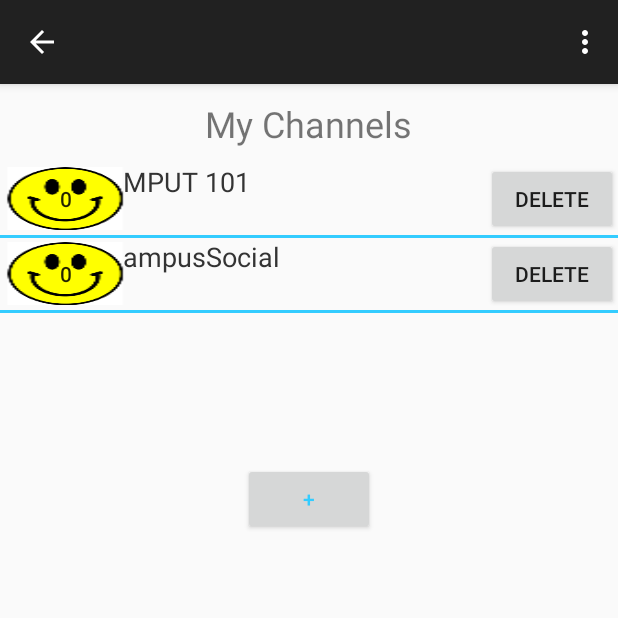
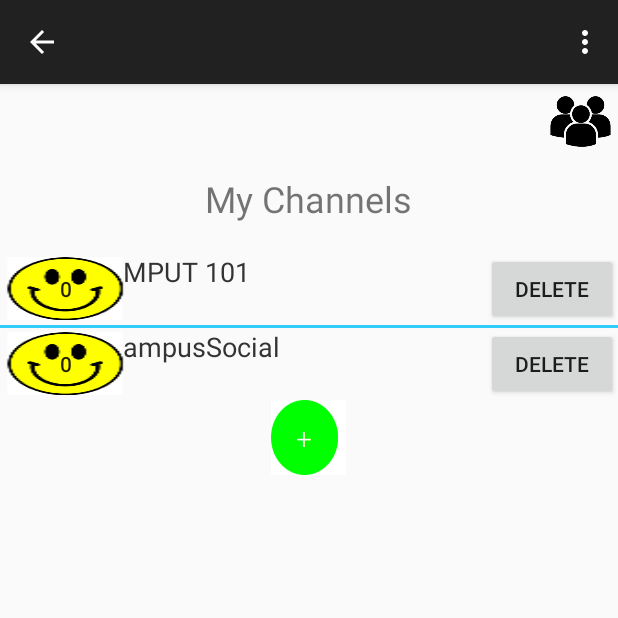
Before and after one commit to cfudge/ClassDiscuss, an Android app: the MyChannelScreen screen opened directly, with no data from a screen before it, on a phone screen of 412 x 824 dp, the top half of it. Run offline under Robolectric (Android 15) with nearby library versions, the phone set to English and light mode, and no system bars.

Commit message:
Added icons

```diff
--- a/ClassDiscuss/app/src/main/java/com/example/cmput401/classdiscuss/MyChannelScreen.java
+++ b/ClassDiscuss/app/src/main/java/com/example/cmput401/classdiscuss/MyChannelScreen.java
@@ -34,7 +34,6 @@ public class MyChannelScreen extends ActionBarActivity {
     protected void onStart(){
         super.onStart();
 
-        //addChannels();
 
     }
 
--- a/ClassDiscuss/app/src/main/res/layout/activity_channel_screen.xml
+++ b/ClassDiscuss/app/src/main/res/layout/activity_channel_screen.xml
@@ -5,18 +5,27 @@
     android:orientation="vertical"
     tools:context="com.example.cmput401.classdiscuss.MyChannelScreen">
 
+
+    <ImageView
+        android:layout_width="50dp"
+        android:layout_height="50dp"
+        android:background="@drawable/ic_multiple25"
+        android:layout_alignParentRight="true"
+        android:layout_gravity="right"
+        />
+
     <TextView android:text="@string/my_channels"
         android:layout_width="wrap_content"
         android:layout_height="wrap_content"
         android:textSize="24sp"
-        android:paddingBottom="10dp"
+        android:paddingBottom="20dp"
         android:paddingTop="10dp"
         android:layout_gravity="center_horizontal" />
 
     <ListView
         android:id="@+id/listView"
         android:layout_width="match_parent"
-        android:layout_height="200dp"
+        android:layout_height="wrap_content"
         android:divider="#33CCFF"
         android:dividerHeight="2dp"
         android:scrollbarSize="6dp"
@@ -26,10 +35,10 @@
 
     <Button
         android:id="@+id/add_new_channel"
-        android:layout_width="wrap_content"
-        android:layout_height="wrap_content"
+        android:layout_width="50dp"
+        android:layout_height="50dp"
         android:layout_gravity="center_horizontal"
-        android:text="@string/add_new_channel"
+        android:background="@drawable/ic_greencircle"
         android:textColor="#33CCFF"
         android:layout_alignParentTop="true" />
 
```
Also changed, not shown: ClassDiscuss/app/src/main/res/drawable/ic_connection.png (added), ClassDiscuss/app/src/main/res/drawable/ic_greencircle.png (added), ClassDiscuss/app/src/main/res/drawable/ic_login.png (added), ClassDiscuss/app/src/main/res/drawable/ic_multiple25.png (added), ClassDiscuss/app/src/main/res/drawable/ic_nim.png (added), ClassDiscuss/app/src/main/res/drawable/ic_nimicon.png (added).
